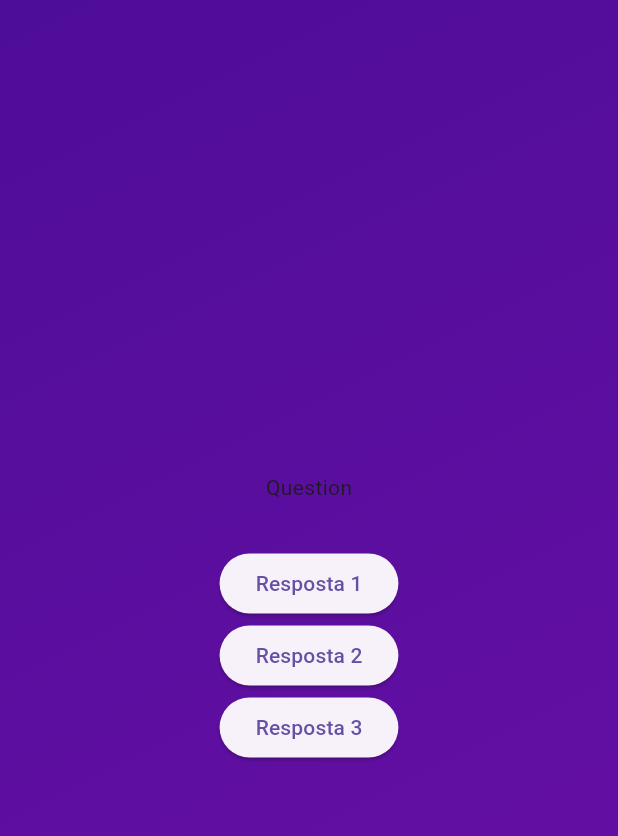
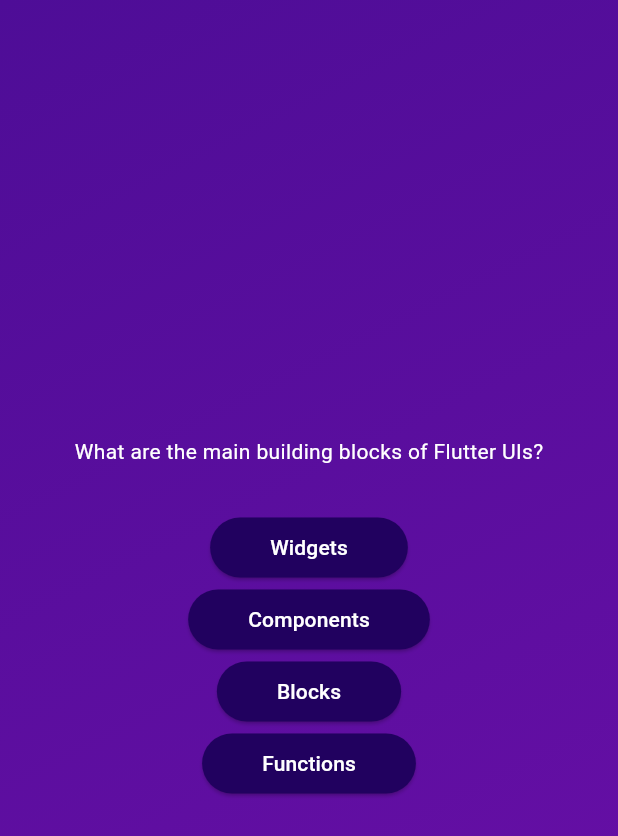
Before and after one commit to oeleomar/flutter-apps, a Flutter app: the screen it shows after launch, after a tap on "Start Quiz", on a phone screen of 412 x 824 dp. Shown: the top 836 px of the screen. Run offline on Flutter 3.47's test engine with Material 3 defaults, Android fonts, the phone set to English and light mode, and no system bars.

Commit message:
feat: update question display and answer button integration

```diff
--- a/quiz_app/lib/answer_button.dart
+++ b/quiz_app/lib/answer_button.dart
@@ -14,6 +14,14 @@ class AnswerButton extends StatelessWidget {
   Widget build(BuildContext context) {
     return ElevatedButton(
       onPressed: onTap,
+      style: ElevatedButton.styleFrom(
+        padding: EdgeInsets.symmetric(vertical: 10, horizontal: 40),
+        backgroundColor: const Color.fromARGB(255, 33, 1, 95),
+        foregroundColor: Colors.white,
+        shape: RoundedRectangleBorder(
+          borderRadius: BorderRadius.circular(40),
+        ),
+      ),
       child: Text(text),
     );
   }
--- a/quiz_app/lib/questions_screen.dart
+++ b/quiz_app/lib/questions_screen.dart
@@ -1,5 +1,6 @@
 import 'package:flutter/material.dart';
 import 'package:quiz_app/answer_button.dart';
+import 'package:quiz_app/data/questions.dart';
 
 class QuestionsScreen extends StatefulWidget {
   const QuestionsScreen({super.key});
@@ -15,27 +16,29 @@ class _QuestionsScreenState extends State<QuestionsScreen> {
 
   @override
   Widget build(BuildContext context) {
+    final currentQuestion = questions[0];
+
     return SizedBox(
       width: double.infinity,
       child: Column(
         mainAxisAlignment: MainAxisAlignment.center,
         children: [
-          Text('Question'),
+          Text(
+            currentQuestion.text,
+            style: TextStyle(
+              color: Colors.white,
+            ),
+          ),
           SizedBox(
             height: 30,
           ),
-          AnswerButton(
-            text: 'Resposta 1',
-            onTap: onTap,
-          ),
-          AnswerButton(
-            text: 'Resposta 2',
-            onTap: onTap,
-          ),
-          AnswerButton(
-            text: 'Resposta 3',
-            onTap: onTap,
-          ),
+
+          ...currentQuestion.answers.map((answer) {
+            return AnswerButton(
+              text: answer,
+              onTap: onTap,
+            );
+          }),
         ],
       ),
     );
```
